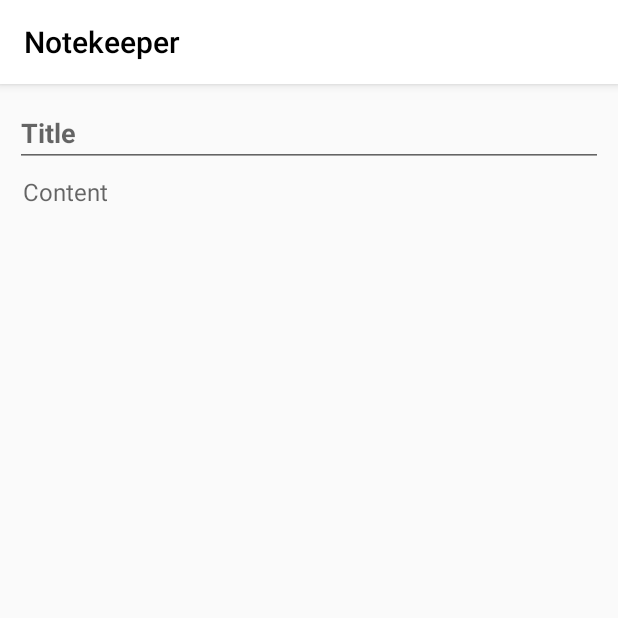
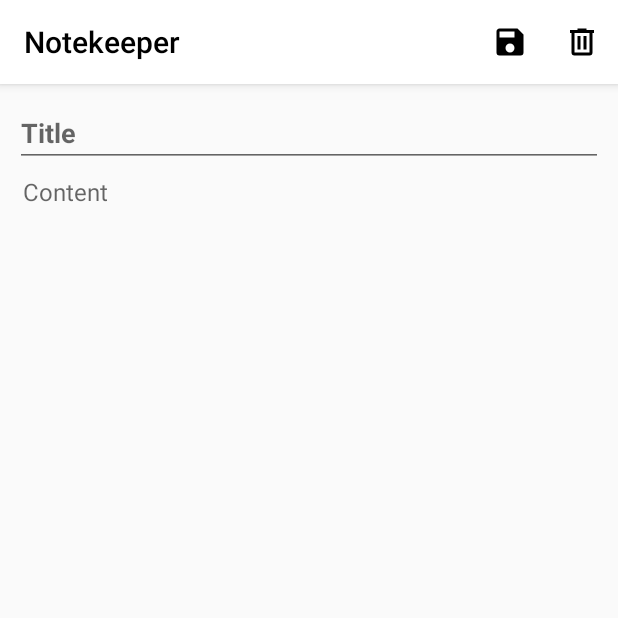
Before and after one commit to surfsnowpro/notekeeper, an Android app: the NewNoteFragment screen opened through its navigation route, after a tap on "SAVE", on a phone screen of 412 x 824 dp, the top half of it. Run offline under Robolectric (Android 15) with nearby library versions, the phone set to English and light mode, and no system bars; our stand-ins replace Room's generated code; 1 statement that could not run was skipped.

Commit message:
Add new notes

```diff
--- /dev/null
+++ b/app/src/main/java/com/ezapps/notekeeper/base/adapters/BaseImmutableAdapter.kt
@@ -0,0 +1,27 @@
+package com.ezapps.notekeeper.base.adapters
+
+import android.view.ViewGroup
+import androidx.recyclerview.widget.RecyclerView
+
+abstract class BaseImmutableAdapter<T, VH : BaseViewHolder<T>>: RecyclerView.Adapter<VH>() {
+
+    var items: List<T> = emptyList()
+        set(values) {
+            field = emptyList<T>() + values
+            notifyDataSetChanged()
+        }
+
+    abstract override fun onCreateViewHolder(parent: ViewGroup, viewType: Int): VH
+
+    override fun onBindViewHolder(holder: VH, position: Int) {
+        holder.onBind(items[position])
+    }
+
+    override fun getItemCount(): Int {
+        return items.size
+    }
+
+    fun getItem(index: Int) : T? {
+        return if (index < items.size) items[index] else null
+    }
+}
--- /dev/null
+++ b/app/src/main/java/com/ezapps/notekeeper/base/db/BaseDao.kt
@@ -0,0 +1,19 @@
+package com.ezapps.notekeeper.base.db
+
+import androidx.room.Delete
+import androidx.room.Insert
+import androidx.room.OnConflictStrategy.IGNORE
+import androidx.room.OnConflictStrategy.REPLACE
+import androidx.room.Update
+
+interface BaseDao<T> {
+
+    @Insert(onConflict = IGNORE)
+    fun insert(obj: T): Long
+
+    @Update(onConflict = REPLACE)
+    fun update(obj: T)
+
+    @Delete
+    fun delete(obj: T)
+}
--- a/app/src/main/java/com/ezapps/notekeeper/db/NoteDao.kt
+++ b/app/src/main/java/com/ezapps/notekeeper/db/NoteDao.kt
@@ -4,10 +4,11 @@ import androidx.lifecycle.LiveData
 import androidx.room.*
 import androidx.room.OnConflictStrategy.IGNORE
 import androidx.room.OnConflictStrategy.REPLACE
+import com.ezapps.notekeeper.base.db.BaseDao
 import com.ezapps.notekeeper.model.Note
 
 @Dao
-interface NoteDao {
+interface NoteDao: BaseDao<Note> {
 
     @Query("SELECT * FROM Note")
     fun loadAll(): LiveData<List<Note>>
@@ -15,12 +16,12 @@ interface NoteDao {
     @Query("SELECT * FROM Note WHERE id = :noteId")
     fun loadNote(noteId: Long): LiveData<Note>
 
-    @Insert(onConflict = IGNORE)
-    fun insertNote(note: Note): Long
-
-    @Delete
-    fun deleteNote(note: Note)
-
-    @Update(onConflict = REPLACE)
-    fun updateNote(note: Note)
+//    @Insert(onConflict = IGNORE)
+//    fun insertNote(note: Note): Long
+//
+//    @Delete
+//    fun deleteNote(note: Note)
+//
+//    @Update(onConflict = REPLACE)
+//    fun updateNote(note: Note)
 }
--- a/app/src/main/java/com/ezapps/notekeeper/model/Note.kt
+++ b/app/src/main/java/com/ezapps/notekeeper/model/Note.kt
@@ -1,5 +1,6 @@
 package com.ezapps.notekeeper.model
 
+import androidx.room.ColumnInfo
 import androidx.room.Entity
 import androidx.room.PrimaryKey
 import java.text.DateFormat
@@ -11,7 +12,10 @@ data class Note(
     var id: Long? = null,
     var title: String = "",
     var text: String = "",
+    @ColumnInfo(name = "date_created")
     var dateCreated: String = DateFormat.getDateInstance(DateFormat.LONG).format(Date()),
-    var dateModified: String? = null,
+    @ColumnInfo(name = "date_modified")
+    var dateModified: String = DateFormat.getDateInstance(DateFormat.LONG).format(Date()),
+    @ColumnInfo(name = "is_favorite")
     var isFavorite: Boolean = false
 )
--- a/app/src/main/java/com/ezapps/notekeeper/repository/NoteRepo.kt
+++ b/app/src/main/java/com/ezapps/notekeeper/repository/NoteRepo.kt
@@ -1,11 +1,14 @@
 package com.ezapps.notekeeper.repository
 
 import android.content.Context
+import android.os.AsyncTask
 import androidx.lifecycle.LiveData
+import com.ezapps.notekeeper.base.db.BaseDao
+import com.ezapps.notekeeper.db.NoteDao
 import com.ezapps.notekeeper.db.NotekeeperDatabase
 import com.ezapps.notekeeper.model.Note
 
-class NoteRepo(private val context: Context) {
+class NoteRepo(context: Context) {
 
     private var db = NotekeeperDatabase.getInstance(context)
     private var noteDao = db.noteDao()
@@ -19,11 +22,26 @@ class NoteRepo(private val context: Context) {
         return Note()
     }
 
-    fun addNote(note: Note): Long? {
-        return noteDao.insertNote(note)
+    fun addNote(note: Note, callback:((id: Long?) -> Unit)? = null){
+        InsertAsyncTask(noteDao, callback).execute(note)
     }
 
     fun updateNote(note: Note) {
-        noteDao.updateNote(note)
+        noteDao.update(note)
+    }
+
+    companion object {
+        class InsertAsyncTask(private val dao: NoteDao, private val callback: ((id: Long?) -> Unit)?)
+            : AsyncTask<Note, Void, Long?>() {
+
+            override fun doInBackground(vararg params: Note?): Long? {
+                val note = params[0]
+                note?.let { return dao.insert(it) } ?: return null
+            }
+
+            override fun onPostExecute(result: Long?) {
+                callback?.invoke(result)
+            }
+        }
     }
 }
--- a/app/src/main/java/com/ezapps/notekeeper/ui/newnote/NewNoteFragment.kt
+++ b/app/src/main/java/com/ezapps/notekeeper/ui/newnote/NewNoteFragment.kt
@@ -1,9 +1,8 @@
 package com.ezapps.notekeeper.ui.newnote
 
 import android.os.Bundle
-import android.view.LayoutInflater
-import android.view.View
-import android.view.ViewGroup
+import android.util.Log
+import android.view.*
 import androidx.fragment.app.Fragment
 import androidx.lifecycle.ViewModelProviders
 import androidx.navigation.fragment.findNavController
@@ -13,10 +12,14 @@ import kotlinx.android.synthetic.main.fragment_new_note.*
 import kotlinx.android.synthetic.main.list_item_note.*
 
 class NewNoteFragment: Fragment() {
+    companion object {
+        const val TAG = "NewNoteFragment"
+    }
 
     private lateinit var viewModel: NewNoteViewModel
 
     override fun onCreateView(inflater: LayoutInflater, container: ViewGroup?, savedInstanceState: Bundle?): View? {
+        setHasOptionsMenu(true)
         return inflater.inflate(R.layout.fragment_new_note, container, false)
     }
 
@@ -26,14 +29,35 @@ class NewNoteFragment: Fragment() {
 
         //TODO: Add note validation
         btnSaveNote.setOnClickListener {
-            viewModel.saveNote(buildNote())?.let { findNavController().navigate(R.id.action_global_noteListFragment) }
+            viewModel.saveNote(buildNote()) {
+                Log.d(TAG, "Saving note: $it")
+                it?.let { findNavController().navigate(R.id.action_global_noteListFragment) }
+            }
         }
     }
 
     private fun buildNote(): Note {
         val note = viewModel.getNewNote()
-        note.title = tvNoteTitle.text.toString()
-        note.text = tvNoteText.text.toString()
+        note.title = etNoteTitle.text.toString()
+        note.text = etNoteText.text.toString()
         return note
     }
+
+    override fun onCreateOptionsMenu(menu: Menu?, inflater: MenuInflater?) {
+        inflater?.inflate(R.menu.new_note_menu, menu)
+        super.onCreateOptionsMenu(menu, inflater)
+    }
+
+    override fun onOptionsItemSelected(item: MenuItem?): Boolean {
+        when (item?.itemId) {
+            R.id.menu_save -> {
+                //TODO: Add note validation
+                viewModel.saveNote(buildNote()) {
+                    Log.d(TAG, "Saving note: $it")
+                    it?.let { findNavController().navigate(R.id.action_global_noteListFragment) }
+                }
+            }
+        }
+        return super.onOptionsItemSelected(item)
+    }
 }
--- a/app/src/main/java/com/ezapps/notekeeper/ui/newnote/NewNoteViewModel.kt
+++ b/app/src/main/java/com/ezapps/notekeeper/ui/newnote/NewNoteViewModel.kt
@@ -11,7 +11,7 @@ class NewNoteViewModel: ViewModel() {
 
     fun getNewNote(): Note = noteRepo.createNote()
 
-    fun saveNote(note: Note): Long? {
-        return noteRepo.addNote(note)
+    fun saveNote(note: Note, callback: ((id: Long?) -> Unit)?) {
+        noteRepo.addNote(note, callback)
     }
 }
--- a/app/src/main/java/com/ezapps/notekeeper/ui/notelist/NoteListFragment.kt
+++ b/app/src/main/java/com/ezapps/notekeeper/ui/notelist/NoteListFragment.kt
@@ -1,6 +1,7 @@
 package com.ezapps.notekeeper.ui.notelist
 
 import android.os.Bundle
+import android.util.Log
 import android.view.LayoutInflater
 import android.view.View
 import android.view.ViewGroup
@@ -8,12 +9,18 @@ import androidx.fragment.app.Fragment
 import androidx.lifecycle.Observer
 import androidx.lifecycle.ViewModelProviders
 import androidx.navigation.fragment.findNavController
+import androidx.recyclerview.widget.LinearLayoutManager
 import com.ezapps.notekeeper.R
+import com.ezapps.notekeeper.ui.notelist.adapters.NoteListAdapter
 import kotlinx.android.synthetic.main.fragment_note_list.*
 
 class NoteListFragment: Fragment() {
+    companion object {
+        const val TAG = "NoteListFragment"
+    }
 
     private lateinit var viewModel: NoteListViewModel
+    private lateinit var adapter: NoteListAdapter
 
     override fun onCreateView(inflater: LayoutInflater, container: ViewGroup?, savedInstanceState: Bundle?): View? {
         return inflater.inflate(R.layout.fragment_note_list, container, false)
@@ -23,14 +30,22 @@ class NoteListFragment: Fragment() {
         super.onViewCreated(view, savedInstanceState)
         viewModel = ViewModelProviders.of(this).get(NoteListViewModel::class.java)
         fabNewNote.setOnClickListener { findNavController().navigate(R.id.action_noteListFragment_to_addNoteFragment) }
+
+        setupAdapter()
     }
 
     override fun onResume() {
+        Log.d(TAG, "onResume")
         super.onResume()
-        viewModel.loadAllNotes().observe(this, Observer { rvNotes })
+        viewModel.loadAllNotes().observe(this, Observer {
+            adapter.items = it
+        })
     }
 
     private fun setupAdapter() {
-
+        Log.d(TAG, "setting up adapter")
+        adapter = NoteListAdapter(viewModel)
+        rvNotes.layoutManager = LinearLayoutManager(context)
+        rvNotes.adapter = adapter
     }
 }
--- a/app/src/main/java/com/ezapps/notekeeper/ui/notelist/adapters/NoteListAdapter.kt
+++ b/app/src/main/java/com/ezapps/notekeeper/ui/notelist/adapters/NoteListAdapter.kt
@@ -2,14 +2,14 @@ package com.ezapps.notekeeper.ui.notelist.adapters
 
 import android.view.LayoutInflater
 import android.view.ViewGroup
-import com.ezapps.notekeeper.base.adapters.BaseAdapter
+import com.ezapps.notekeeper.base.adapters.BaseImmutableAdapter
 import com.ezapps.notekeeper.databinding.ListItemNoteBinding
 import com.ezapps.notekeeper.model.Note
 import com.ezapps.notekeeper.ui.notelist.NoteListViewModel
 
-class NoteListAdapter(private val viewModel: NoteListViewModel): BaseAdapter<Note, NoteListViewHolder>() {
+class NoteListAdapter(private val viewModel: NoteListViewModel): BaseImmutableAdapter<Note, NoteListViewHolder>() {
     override fun onCreateViewHolder(parent: ViewGroup, viewType: Int): NoteListViewHolder {
-        val binding = ListItemNoteBinding.inflate(LayoutInflater.from(parent.context))
+        val binding = ListItemNoteBinding.inflate(LayoutInflater.from(parent.context), parent, false)
         binding.viewModel = viewModel
         return NoteListViewHolder(binding)
     }
--- /dev/null
+++ b/app/src/main/res/drawable/ic_save.xml
@@ -0,0 +1,9 @@
+<vector xmlns:android="http://schemas.android.com/apk/res/android"
+    android:width="24dp"
+    android:height="24dp"
+    android:viewportWidth="24"
+    android:viewportHeight="24">
+  <path
+      android:fillColor="#FF000000"
+      android:pathData="M15,9H5V5H15M12,19A3,3 0,0 1,9 16A3,3 0,0 1,12 13A3,3 0,0 1,15 16A3,3 0,0 1,12 19M17,3H5C3.89,3 3,3.9 3,5V19A2,2 0,0 0,5 21H19A2,2 0,0 0,21 19V7L17,3Z"/>
+</vector>
--- /dev/null
+++ b/app/src/main/res/drawable/ic_trash.xml
@@ -0,0 +1,9 @@
+<vector xmlns:android="http://schemas.android.com/apk/res/android"
+    android:width="24dp"
+    android:height="24dp"
+    android:viewportWidth="24"
+    android:viewportHeight="24">
+  <path
+      android:fillColor="#FF000000"
+      android:pathData="M9,3V4H4V6H5V19A2,2 0,0 0,7 21H17A2,2 0,0 0,19 19V6H20V4H15V3H9M7,6H17V19H7V6M9,8V17H11V8H9M13,8V17H15V8H13Z"/>
+</vector>
--- a/app/src/main/res/layout/fragment_new_note.xml
+++ b/app/src/main/res/layout/fragment_new_note.xml
@@ -19,7 +19,7 @@
         app:layout_constraintEnd_toEndOf="parent"
         />
     <EditText
-        android:id="@+id/etNoteContent"
+        android:id="@+id/etNoteText"
         android:layout_width="0dp"
         android:layout_height="0dp"
         android:hint="@string/content"
--- a/app/src/main/res/menu/main_menu.xml
+++ /dev/null
@@ -1,4 +0,0 @@
-<?xml version="1.0" encoding="utf-8"?>
-<menu xmlns:android="http://schemas.android.com/apk/res/android">
-
-</menu>
--- /dev/null
+++ b/app/src/main/res/menu/new_note_menu.xml
@@ -0,0 +1,15 @@
+<?xml version="1.0" encoding="utf-8"?>
+<menu xmlns:android="http://schemas.android.com/apk/res/android"
+    xmlns:app="http://schemas.android.com/apk/res-auto">
+    <item
+        android:id="@+id/menu_save"
+        android:title="@string/save"
+        android:icon="@drawable/ic_save"
+        app:showAsAction="ifRoom"
+        />
+    <item
+        android:id="@+id/menu_delete"
+        android:title="@string/delete"
+        android:icon="@drawable/ic_trash"
+        app:showAsAction="ifRoom" />
+</menu>
--- a/app/src/main/res/values/strings.xml
+++ b/app/src/main/res/values/strings.xml
@@ -6,5 +6,6 @@
     <string name="save">Save</string>
 
     <!-- Format strings -->
-    <string name="format_note_date">Modified: $1%s  /  Created: $2%s</string>
+    <string name="format_note_date">Modified: %s  /  Created: %s</string>
+    <string name="delete">Delete</string>
 </resources>
```
Also changed, not shown: app/build.gradle (+11 -2 lines), app/src/main/java/com/ezapps/notekeeper/db/NotekeeperDatabase.kt (+10 -5 lines), app/src/main/java/com/ezapps/notekeeper/ui/MainActivity.kt (+11 -0 lines), app/src/main/res/layout/list_item_note.xml (+16 -24 lines).
